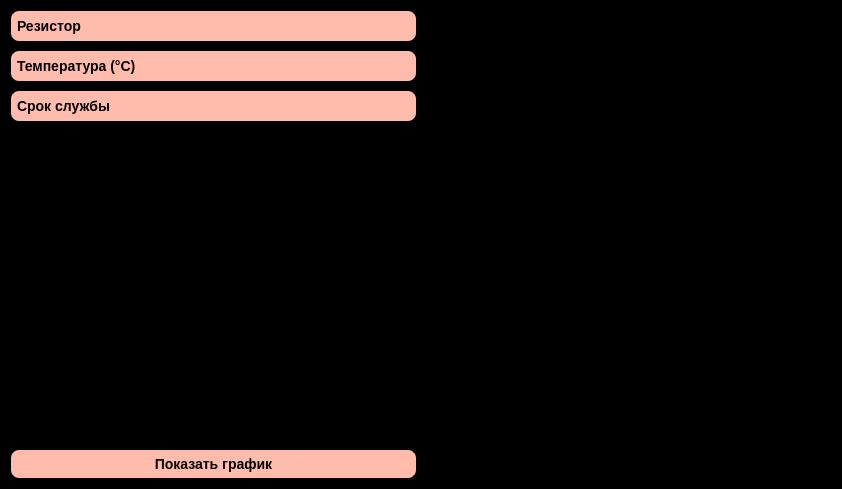
This is ui/mсht2.ui in Taratin478478/Impulse as Qt 5 draws it before an edit. The edited form follows.
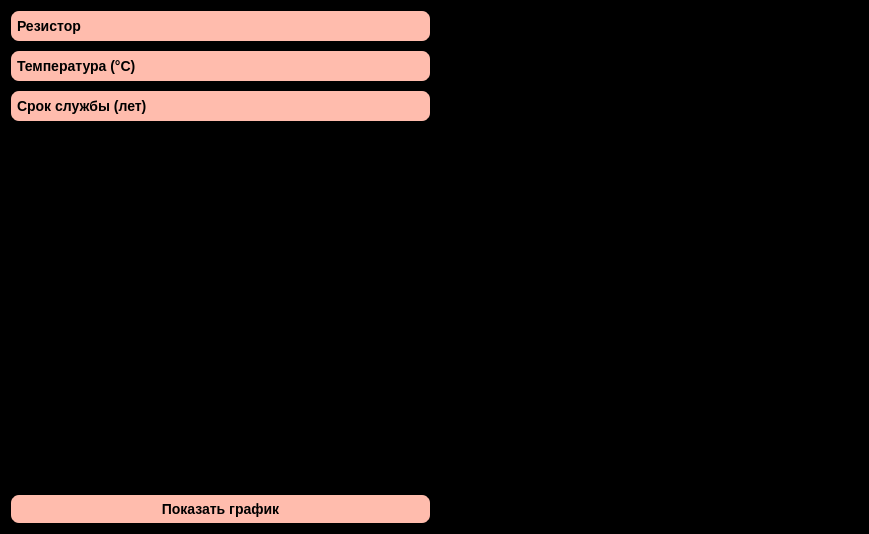
This is the edited form. Icons and pictures are not drawn. Custom widgets are drawn as their Qt base class.

Commit message: I hope i will end this shit...

The edit to the form file:
```diff
--- a/ui/mсht2.ui
+++ b/ui/mсht2.ui
@@ -6,8 +6,8 @@
    <rect>
     <x>0</x>
     <y>0</y>
-    <width>842</width>
-    <height>489</height>
+    <width>869</width>
+    <height>534</height>
    </rect>
   </property>
   <property name="windowTitle">
@@ -178,7 +178,7 @@
           </property>
           <item>
            <property name="text">
-            <string>Срок службы</string>
+            <string>Срок службы (лет)</string>
            </property>
           </item>
           <item>
```
Left out of the diff: 18 changed lines with no effect on the pictures. The commit also changes 1 other file.
